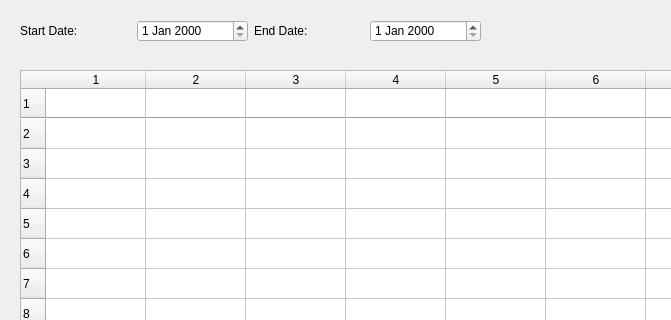
Qt form GeoCenterViewer_dialog_base.ui (blegeer/GeoCentoQuery) before a commit; both pictures show x 0 to 671 and y 0 to 320 of the 984 by 674 pixel window.
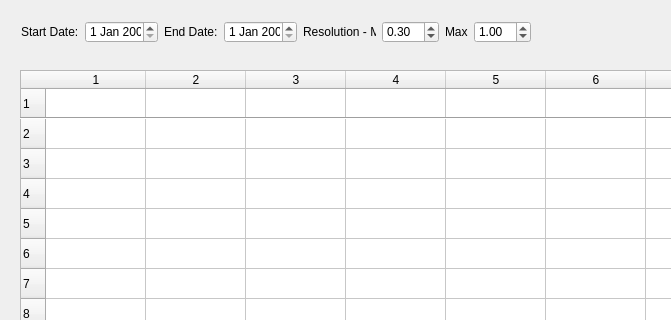
The same form after that commit.

Commit message:
Resolution controls
Added resolution spinners

Diff of the .ui file:
```diff
--- a/GeoCenterViewer_dialog_base.ui
+++ b/GeoCenterViewer_dialog_base.ui
@@ -220,9 +220,9 @@
   <widget class="QWidget" name="">
    <property name="geometry">
     <rect>
-     <x>20</x>
-     <y>20</y>
-     <width>461</width>
+     <x>21</x>
+     <y>21</y>
+     <width>510</width>
      <height>22</height>
     </rect>
    </property>
@@ -247,6 +247,40 @@
     <item>
      <widget class="QDateEdit" name="endDate"/>
     </item>
+    <item>
+     <widget class="QLabel" name="label_4">
+      <property name="text">
+       <string>Resolution - Min:</string>
+      </property>
+     </widget>
+    </item>
+    <item>
+     <widget class="QDoubleSpinBox" name="resMinSpinner">
+      <property name="maximum">
+       <double>30.000000000000000</double>
+      </property>
+      <property name="value">
+       <double>0.300000000000000</double>
+      </property>
+     </widget>
+    </item>
+    <item>
+     <widget class="QLabel" name="label_5">
+      <property name="text">
+       <string>Max</string>
+      </property>
+     </widget>
+    </item>
+    <item>
+     <widget class="QDoubleSpinBox" name="resMaxSpinner">
+      <property name="maximum">
+       <double>30.000000000000000</double>
+      </property>
+      <property name="value">
+       <double>1.000000000000000</double>
+      </property>
+     </widget>
+    </item>
    </layout>
   </widget>
  </widget>
```
The commit also changes 2 other files.
